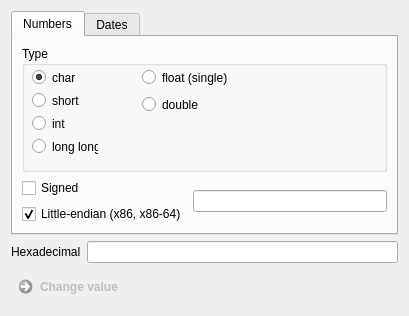
Old version of the form modules/data_types.ui in the repository PetterS/sexton.
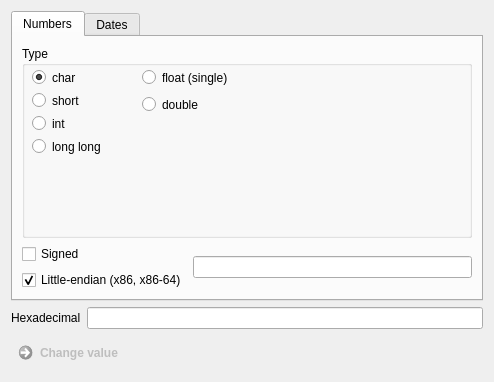
New version of the form.

Commit message: Window layout in Ubunutu.

Diff of the .ui file:
```diff
--- a/modules/data_types.ui
+++ b/modules/data_types.ui
@@ -6,8 +6,8 @@
    <rect>
     <x>0</x>
     <y>0</y>
-    <width>409</width>
-    <height>316</height>
+    <width>494</width>
+    <height>382</height>
    </rect>
   </property>
   <property name="minimumSize">
@@ -40,7 +40,7 @@
            <rect>
             <x>10</x>
             <y>23</y>
-            <width>44</width>
+            <width>101</width>
             <height>17</height>
            </rect>
           </property>
@@ -56,7 +56,7 @@
            <rect>
             <x>10</x>
             <y>46</y>
-            <width>48</width>
+            <width>101</width>
             <height>17</height>
            </rect>
           </property>
@@ -69,7 +69,7 @@
            <rect>
             <x>10</x>
             <y>69</y>
-            <width>35</width>
+            <width>101</width>
             <height>17</height>
            </rect>
           </property>
@@ -82,7 +82,7 @@
            <rect>
             <x>10</x>
             <y>92</y>
-            <width>66</width>
+            <width>121</width>
             <height>17</height>
            </rect>
           </property>
```
The commit also changes 1 other file.
